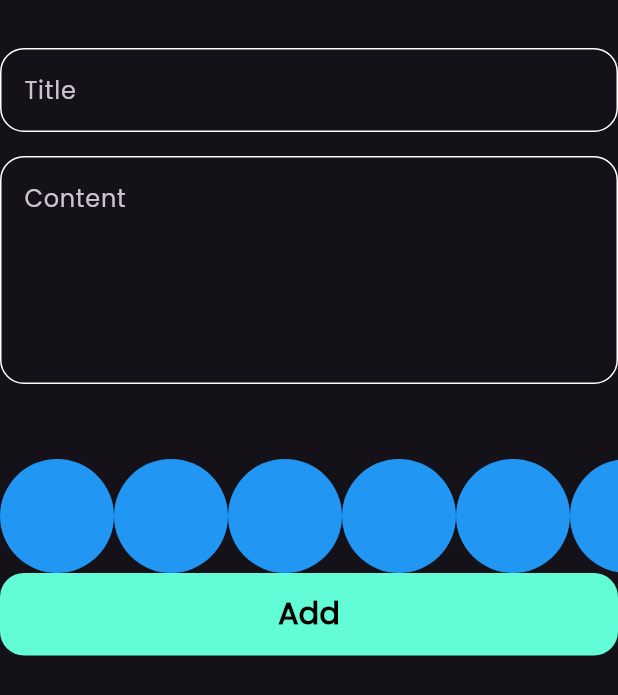
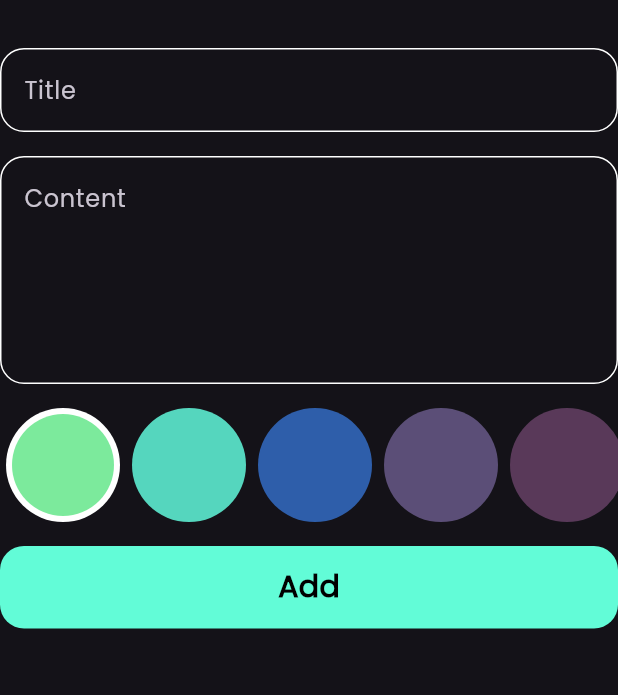
Before and after one commit to seifmoustafa/notesapp, a Flutter app: the AddNoteForm widget shown alone on an empty page, opened directly, on a phone screen of 412 x 824 dp. Shown: the top 695 px of the screen. Run offline on Flutter 3.47's test engine with Material 3 defaults, Android fonts, the phone set to English and light mode, and no system bars; our stand-ins replace bloc, flutter_bloc, font_awesome_flutter, hive, hive_flutter; accounts and stored records are empty.

Commit message:
colors list view part 2

```diff
--- /dev/null
+++ b/devtools_options.yaml
@@ -0,0 +1 @@
+extensions:
--- a/lib/widgets/add_note_form.dart
+++ b/lib/widgets/add_note_form.dart
@@ -49,9 +49,12 @@ class _AddNoteFormState extends State<AddNoteForm> {
             minLines: 5,
           ),
           const SizedBox(
-            height: 50,
+            height: 16,
           ),
           const ColorsListView(),
+          const SizedBox(
+            height: 16,
+          ),
           BlocBuilder<AddNoteCubit, AddNoteState>(
             builder: (context, state) {
               return CustomButton(
--- a/lib/widgets/colors_list_view.dart
+++ b/lib/widgets/colors_list_view.dart
@@ -1,29 +1,68 @@
 import 'package:flutter/material.dart';
 
 class ColorItem extends StatelessWidget {
-  const ColorItem({super.key});
-
+  const ColorItem({
+    super.key,
+    required this.isActive,
+    required this.color,
+  });
+  final bool isActive;
+  final Color color;
   @override
   Widget build(BuildContext context) {
-    return const CircleAvatar(
-      radius: 38,
-      backgroundColor: Colors.blue,
-    );
+    return isActive
+        ? CircleAvatar(
+            radius: 38,
+            backgroundColor: Colors.white,
+            child: CircleAvatar(
+              radius: 34,
+              backgroundColor: color,
+            ),
+          )
+        : CircleAvatar(
+            radius: 38,
+            backgroundColor: color,
+          );
   }
 }
 
-class ColorsListView extends StatelessWidget {
+class ColorsListView extends StatefulWidget {
   const ColorsListView({super.key});
 
+  @override
+  State<ColorsListView> createState() => _ColorsListViewState();
+}
+
+class _ColorsListViewState extends State<ColorsListView> {
+  int currentIndex = 0;
+  List<Color> colors = const [
+    Color(0xff7CEA9C),
+    Color(0xff55D6BE),
+    Color(0xff2E5EAA),
+    Color(0xff5B4E77),
+    Color(0xff593959),
+  ];
   @override
   Widget build(BuildContext context) {
     return SizedBox(
       height: 38 * 2,
       child: ListView.builder(
-          itemCount: 10,
+          itemCount: colors.length,
           scrollDirection: Axis.horizontal,
           itemBuilder: (context, index) {
-            return const ColorItem();
+            return Padding(
+              padding: const EdgeInsets.symmetric(horizontal: 4.0),
+              child: GestureDetector(
+                onTap: () {
+                  currentIndex = index;
+                  setState(() {});
+                },
+                child: ColorItem(
+                  color: colors[index],
+                  isActive: currentIndex == index,
+                ),
+              ),
+            );
           }),
     );
   }
```
